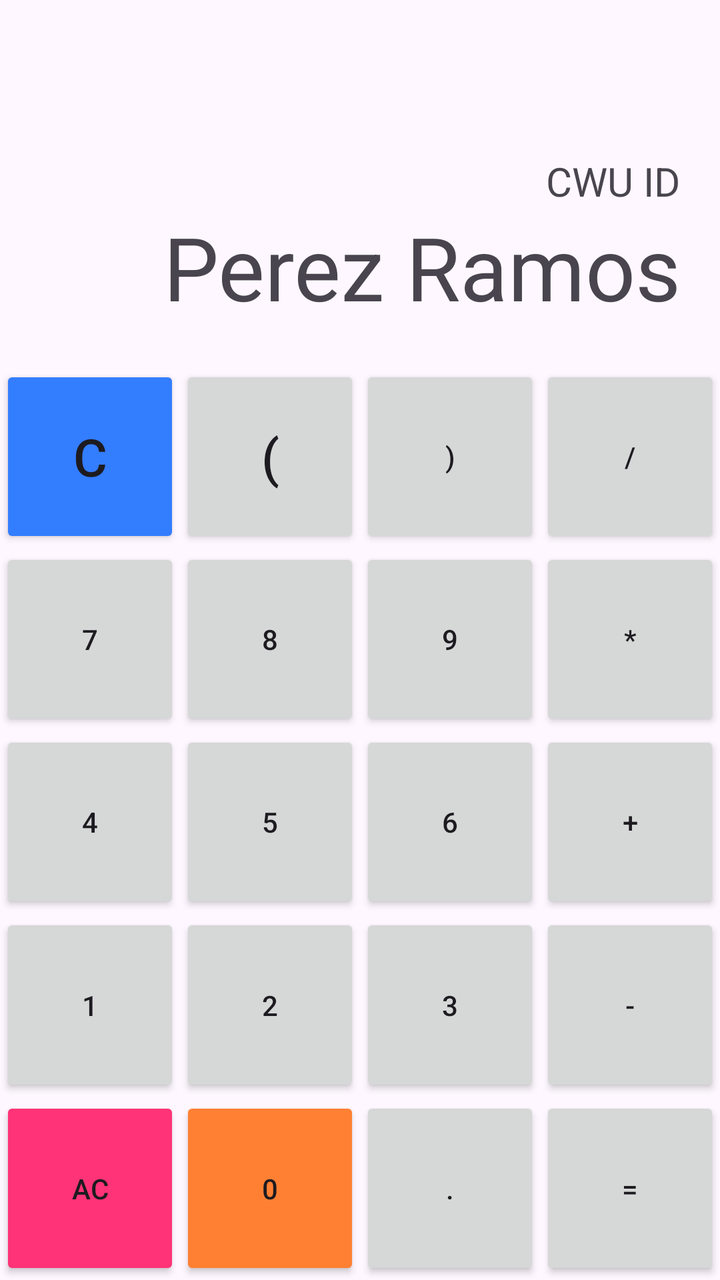
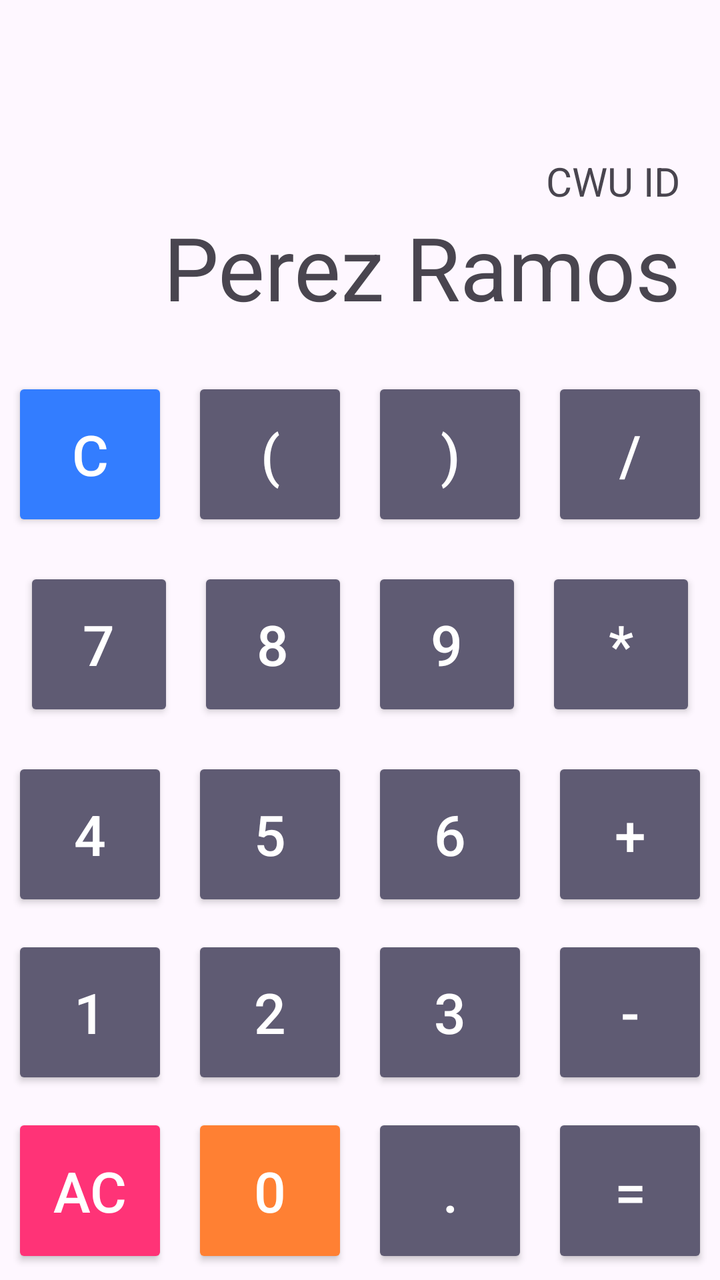

Screens rendered from an Android XML layout before and after an edit, with the pre-edit source and the edit as a unified diff.
<!-- AndroidManifest.xml: application theme Theme.CalculatorApp -->
<!-- res/layout/activity_main.xml -->
<?xml version="1.0" encoding="utf-8"?>
<LinearLayout xmlns:android="http://schemas.android.com/apk/res/android"
    xmlns:app="http://schemas.android.com/apk/res-auto"
    xmlns:tools="http://schemas.android.com/tools"
    android:id="@+id/main"
    android:layout_width="match_parent"
    android:layout_height="match_parent"
    android:orientation="vertical"
    tools:context=".MainActivity">

    
    <LinearLayout

        android:layout_width="match_parent"
        android:layout_height="0dp"
        android:layout_weight="2"
        android:gravity="bottom|end"
        android:orientation="vertical"
        android:padding="20dp">

        <TextView
            android:id="@+id/tvExpression"
            android:layout_width="match_parent"
            android:layout_height="wrap_content"
            android:gravity="end"
            android:text="CWU ID"
            android:textSize="20sp" />

        <TextView
            android:id="@+id/tvResult"
            android:layout_width="match_parent"
            android:layout_height="wrap_content"
            android:gravity="end"
            android:text="Perez Ramos"
            android:textSize="44sp" />
    </LinearLayout>

    
    <LinearLayout
        android:layout_width="match_parent"
        android:layout_height="0dp"
        android:layout_weight="5"
        android:orientation="vertical">

        
        <LinearLayout
            android:layout_width="match_parent"
            android:layout_height="0dp"
            android:layout_weight="1"
            android:orientation="horizontal">

            <Button
                style="@style/Calc.Button"
                android:id="@+id/btnC"
                android:layout_width="0dp"
                android:layout_height="match_parent"
                android:layout_weight="1"
                app:backgroundTint="#337DFF"
                android:text="C" />

            <Button
                style="@style/Calc.Button"
                android:id="@+id/btnOpen"
                android:layout_width="0dp"
                android:layout_height="match_parent"
                android:layout_weight="1"
                android:text="(" />

            <Button
                android:id="@+id/btnClose"
                android:layout_width="0dp"
                android:layout_height="match_parent"
                android:layout_weight="1"
                android:text=")" />

            <Button
                android:id="@+id/btnDiv"
                android:layout_width="0dp"
                android:layout_height="match_parent"
                android:layout_weight="1"
                android:text="/" />
        </LinearLayout>

        
        

        <LinearLayout
            android:layout_width="match_parent"
            android:layout_height="0dp"
            android:layout_weight="1"
            android:orientation="horizontal">

            <Button
                android:id="@+id/btn7"
                android:layout_width="0dp"
                android:layout_height="match_parent"
                android:layout_weight="1"
                android:text="7" />

            <Button
                android:id="@+id/btn8"
                android:layout_width="0dp"
                android:layout_height="match_parent"
                android:layout_weight="1"
                android:text="8" />

            <Button
                android:id="@+id/btn9"
                android:layout_width="0dp"
                android:layout_height="match_parent"
                android:layout_weight="1"
                android:text="9" />

            <Button
                android:id="@+id/btnTimes"
                android:layout_width="0dp"
                android:layout_height="match_parent"
                android:layout_weight="1"
                android:text="*" />
        </LinearLayout>



        
        <LinearLayout
            android:layout_width="match_parent"
            android:layout_height="0dp"
            android:layout_weight="1"
            android:orientation="horizontal">

            <Button
                android:id="@+id/btn4"
                android:layout_width="0dp"
                android:layout_height="match_parent"
                android:layout_weight="1"
                android:text="4" />

            <Button
                android:id="@+id/btn5"
                android:layout_width="0dp"
                android:layout_height="match_parent"
                android:layout_weight="1"
                android:text="5" />

            <Button
                android:id="@+id/btn6"
                android:layout_width="0dp"
                android:layout_height="match_parent"
                android:layout_weight="1"
                android:text="6" />

            <Button
                android:id="@+id/btnPlus"
                android:layout_width="0dp"
                android:layout_height="match_parent"
                android:layout_weight="1"
                android:text="+" />
        </LinearLayout>



        
        <LinearLayout
            android:layout_width="match_parent"
            android:layout_height="0dp"
            android:layout_weight="1"
            android:orientation="horizontal">

            <Button
                android:id="@+id/btn1"
                android:layout_width="0dp"
                android:layout_height="match_parent"
                android:layout_weight="1"
                android:text="1" />

            <Button
                android:id="@+id/btn2"
                android:layout_width="0dp"
                android:layout_height="match_parent"
                android:layout_weight="1"
                android:text="2" />

            <Button
                android:id="@+id/btn3"
                android:layout_width="0dp"
                android:layout_height="match_parent"
                android:layout_weight="1"
                android:text="3" />

            <Button
                android:id="@+id/btnMinus"
                android:layout_width="0dp"
                android:layout_height="match_parent"
                android:layout_weight="1"
                android:text="-" />
        </LinearLayout>


        
        <LinearLayout
            android:layout_width="match_parent"
            android:layout_height="0dp"
            android:layout_weight="1"
            android:orientation="horizontal">

            <Button
                android:id="@+id/btnAc"
                android:layout_width="0dp"
                android:layout_height="match_parent"
                android:layout_weight="1"
                app:backgroundTint="#FF3377"
                android:text="AC" />

            <Button
                android:id="@+id/btn0"
                android:layout_width="0dp"
                android:layout_height="match_parent"
                android:layout_weight="1"
                app:backgroundTint="#FF8033"
                android:text="0" />

            <Button
                android:id="@+id/btnDot"
                android:layout_width="0dp"
                android:layout_height="match_parent"
                android:layout_weight="1"
                android:text="." />

            <Button
                android:id="@+id/btnEqual"
                android:layout_width="0dp"
                android:layout_height="match_parent"
                android:layout_weight="1"
                android:text="=" />
        </LinearLayout>

    </LinearLayout>
</LinearLayout>
<!-- resources referenced by this layout -->
<resources>
  <style name="Calc.Button">
          <item name="android:textSize">26sp</item>
          <item name="cornerRadius">40dp</item>
      </style>
  <style name="Theme.CalculatorApp" parent="Base.Theme.CalculatorApp" />
  <style name="Base.Theme.CalculatorApp" parent="Theme.Material3.DayNight.NoActionBar">
          
          
      </style>
</resources>

<!-- the commit's change to res/layout/activity_main.xml (unified diff, before → after) -->
@@ -67,6 +67,7 @@
                 android:text="(" />
 
             <Button
+                style="@style/Calc.Button"
                 android:id="@+id/btnClose"
                 android:layout_width="0dp"
                 android:layout_height="match_parent"
@@ -74,6 +75,7 @@
                 android:text=")" />
 
             <Button
+                style="@style/Calc.Button"
                 android:id="@+id/btnDiv"
                 android:layout_width="0dp"
                 android:layout_height="match_parent"
@@ -82,15 +84,16 @@
         </LinearLayout>
 
         
-        
-
-        <LinearLayout
-            android:layout_width="match_parent"
-            android:layout_height="0dp"
-            android:layout_weight="1"
-            android:orientation="horizontal">
-
-            <Button
+
+        <LinearLayout
+            style="@style/Calc.Button"
+            android:layout_width="match_parent"
+            android:layout_height="0dp"
+            android:layout_weight="1"
+            android:orientation="horizontal">
+
+            <Button
+                style="@style/Calc.Button"
                 android:id="@+id/btn7"
                 android:layout_width="0dp"
                 android:layout_height="match_parent"
@@ -98,6 +101,7 @@
                 android:text="7" />
 
             <Button
+                style="@style/Calc.Button"
                 android:id="@+id/btn8"
                 android:layout_width="0dp"
                 android:layout_height="match_parent"
@@ -105,6 +109,7 @@
                 android:text="8" />
 
             <Button
+                style="@style/Calc.Button"
                 android:id="@+id/btn9"
                 android:layout_width="0dp"
                 android:layout_height="match_parent"
@@ -112,6 +117,7 @@
                 android:text="9" />
 
             <Button
+                style="@style/Calc.Button"
                 android:id="@+id/btnTimes"
                 android:layout_width="0dp"
                 android:layout_height="match_parent"
@@ -129,6 +135,7 @@
             android:orientation="horizontal">
 
             <Button
+                style="@style/Calc.Button"
                 android:id="@+id/btn4"
                 android:layout_width="0dp"
                 android:layout_height="match_parent"
@@ -136,6 +143,7 @@
                 android:text="4" />
 
             <Button
+                style="@style/Calc.Button"
                 android:id="@+id/btn5"
                 android:layout_width="0dp"
                 android:layout_height="match_parent"
@@ -143,6 +151,7 @@
                 android:text="5" />
 
             <Button
+                style="@style/Calc.Button"
                 android:id="@+id/btn6"
                 android:layout_width="0dp"
                 android:layout_height="match_parent"
@@ -150,6 +159,7 @@
                 android:text="6" />
 
             <Button
+                style="@style/Calc.Button"
                 android:id="@+id/btnPlus"
                 android:layout_width="0dp"
                 android:layout_height="match_parent"
@@ -167,6 +177,7 @@
             android:orientation="horizontal">
 
             <Button
+                style="@style/Calc.Button"
                 android:id="@+id/btn1"
                 android:layout_width="0dp"
                 android:layout_height="match_parent"
@@ -174,6 +185,7 @@
                 android:text="1" />
 
             <Button
+                style="@style/Calc.Button"
                 android:id="@+id/btn2"
                 android:layout_width="0dp"
                 android:layout_height="match_parent"
@@ -181,6 +193,7 @@
                 android:text="2" />
 
             <Button
+                style="@style/Calc.Button"
                 android:id="@+id/btn3"
                 android:layout_width="0dp"
                 android:layout_height="match_parent"
@@ -188,6 +201,7 @@
                 android:text="3" />
 
             <Button
+                style="@style/Calc.Button"
                 android:id="@+id/btnMinus"
                 android:layout_width="0dp"
                 android:layout_height="match_parent"
@@ -204,6 +218,7 @@
             android:orientation="horizontal">
 
             <Button
+                style="@style/Calc.Button"
                 android:id="@+id/btnAc"
                 android:layout_width="0dp"
                 android:layout_height="match_parent"
@@ -212,6 +227,7 @@
                 android:text="AC" />
 
             <Button
+                style="@style/Calc.Button"
                 android:id="@+id/btn0"
                 android:layout_width="0dp"
                 android:layout_height="match_parent"
@@ -220,6 +236,7 @@
                 android:text="0" />
 
             <Button
+                style="@style/Calc.Button"
                 android:id="@+id/btnDot"
                 android:layout_width="0dp"
                 android:layout_height="match_parent"
@@ -227,6 +244,7 @@
                 android:text="." />
 
             <Button
+                style="@style/Calc.Button"
                 android:id="@+id/btnEqual"
                 android:layout_width="0dp"
                 android:layout_height="match_parent"
<!-- resource entries referenced after the edit -->
@@ -1,8 +1,16 @@
 <!-- resources referenced by this layout -->
 <resources>
-  <style name="Calc.Button">
-          <item name="android:textSize">26sp</item>
-          <item name="cornerRadius">40dp</item>
+  <style name="Calc.Button" parent="">
+          <item name="android:layout_margin">6dp</item>
+          <item name="android:textSize">28sp</item>
+          <item name="android:textColor">#FFFFFF</item>
+          <item name="android:insetTop">0dp</item>
+          <item name="android:insetBottom">0dp</item>
+          <item name="android:padding">0dp</item>
+          <item name="android:minWidth">0dp</item>
+          <item name="android:minHeight">0dp</item>
+          <item name="cornerRadius">24dp</item>
+          <item name="backgroundTint">#5F5B73</item>
       </style>
   <style name="Theme.CalculatorApp" parent="Base.Theme.CalculatorApp" />
   <style name="Base.Theme.CalculatorApp" parent="Theme.Material3.DayNight.NoActionBar">
